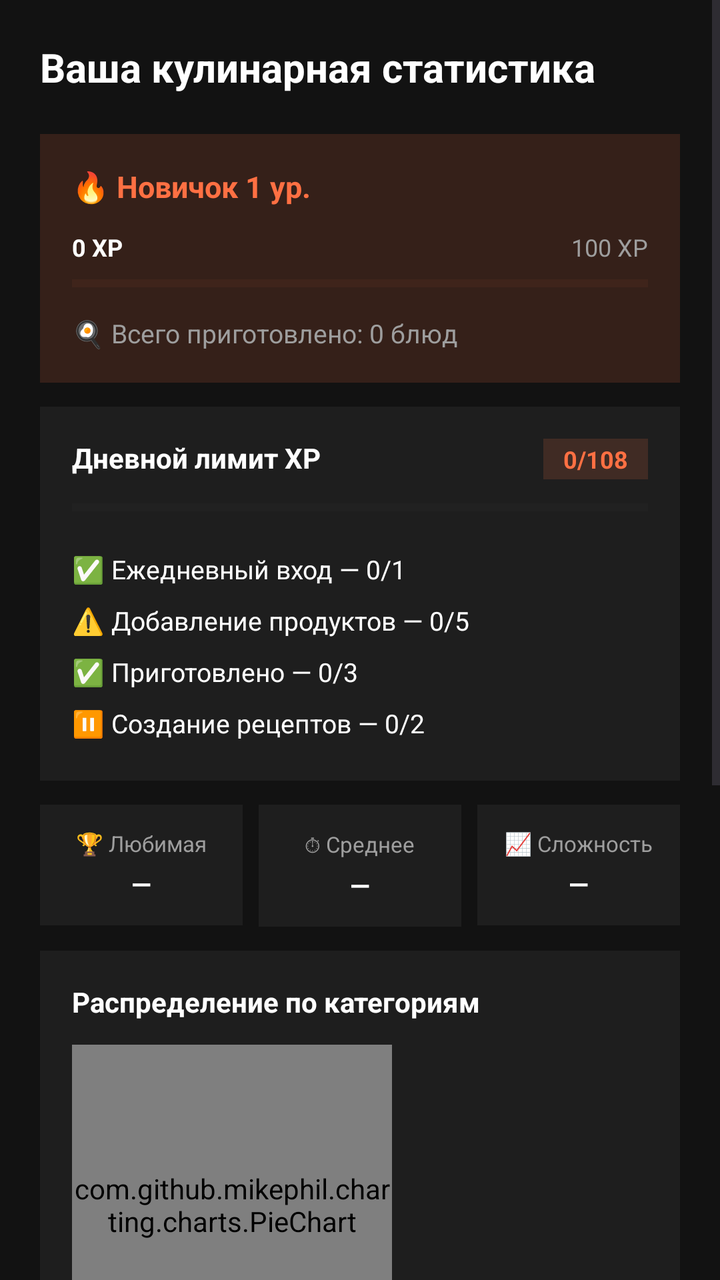
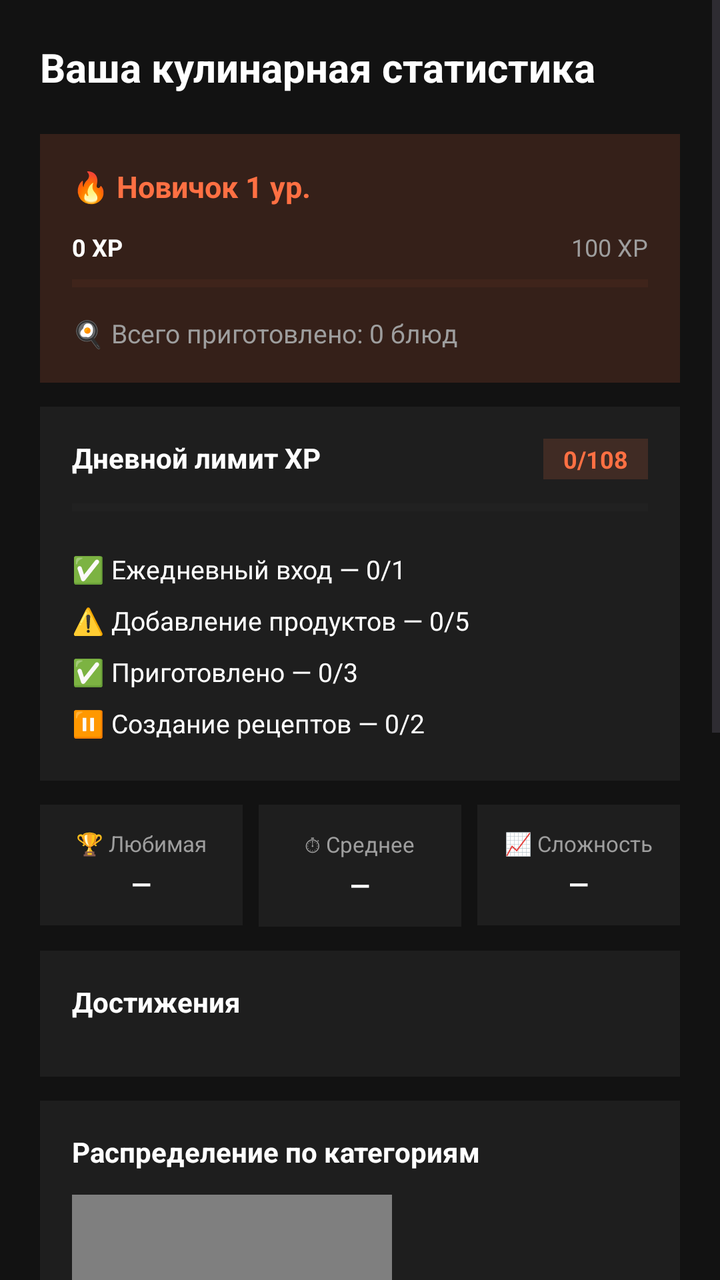

Before-and-after screenshots of an Android layout around one commit, followed by the original layout XML and the change that was made.
<!-- AndroidManifest.xml: application theme Theme.Application -->
<!-- res/layout/fragment_stats.xml -->
<?xml version="1.0" encoding="utf-8"?>
<androidx.constraintlayout.widget.ConstraintLayout
    xmlns:android="http://schemas.android.com/apk/res/android"
    xmlns:app="http://schemas.android.com/apk/res-auto"
    android:layout_width="match_parent"
    android:layout_height="match_parent"
    android:background="#121212">

    <ScrollView
        android:layout_width="0dp"
        android:layout_height="0dp"
        app:layout_constraintTop_toTopOf="parent"
        app:layout_constraintBottom_toBottomOf="parent"
        app:layout_constraintStart_toStartOf="parent"
        app:layout_constraintEnd_toEndOf="parent">

        <LinearLayout
            android:layout_width="match_parent"
            android:layout_height="wrap_content"
            android:orientation="vertical"
            android:paddingBottom="90dp">

            <TextView
                android:layout_width="wrap_content"
                android:layout_height="wrap_content"
                android:layout_margin="20dp"
                android:text="Ваша кулинарная статистика"
                android:textColor="#FFFFFF"
                android:textSize="20sp"
                android:textStyle="bold" />

            
            <LinearLayout
                android:id="@+id/progressCard"
                android:layout_width="match_parent"
                android:layout_height="wrap_content"
                android:layout_marginHorizontal="20dp"
                android:background="#26FF7043"
                android:orientation="vertical"
                android:padding="16dp">

                <TextView
                    android:id="@+id/levelTitle"
                    android:layout_width="wrap_content"
                    android:layout_height="wrap_content"
                    android:text="🔥 Новичок 1 ур."
                    android:textColor="#FF7043"
                    android:textSize="15sp"
                    android:textStyle="bold" />

                <LinearLayout
                    android:layout_width="match_parent"
                    android:layout_height="wrap_content"
                    android:layout_marginTop="12dp"
                    android:orientation="horizontal">

                    <TextView
                        android:id="@+id/levelXpIn"
                        android:layout_width="0dp"
                        android:layout_height="wrap_content"
                        android:layout_weight="1"
                        android:text="0 XP"
                        android:textColor="#FFFFFF"
                        android:textSize="12sp"
                        android:textStyle="bold" />

                    <TextView
                        android:id="@+id/levelXpTotal"
                        android:layout_width="wrap_content"
                        android:layout_height="wrap_content"
                        android:text="100 XP"
                        android:textColor="#9E9E9E"
                        android:textSize="12sp" />
                </LinearLayout>

                <ProgressBar
                    android:id="@+id/levelProgress"
                    style="?android:attr/progressBarStyleHorizontal"
                    android:layout_width="match_parent"
                    android:layout_height="8dp"
                    android:layout_marginTop="6dp"
                    android:max="100"
                    android:progress="0"
                    android:progressTint="#FF7043"
                    android:progressBackgroundTint="#33FF7043" />

                <TextView
                    android:id="@+id/cookedTotal"
                    android:layout_width="wrap_content"
                    android:layout_height="wrap_content"
                    android:layout_marginTop="12dp"
                    android:text="🍳 Всего приготовлено: 0 блюд"
                    android:textColor="#9E9E9E"
                    android:textSize="13sp" />
            </LinearLayout>

            
            <LinearLayout
                android:id="@+id/dailyCard"
                android:layout_width="match_parent"
                android:layout_height="wrap_content"
                android:layout_marginHorizontal="20dp"
                android:layout_marginTop="12dp"
                android:background="#1E1E1E"
                android:orientation="vertical"
                android:padding="16dp">

                <LinearLayout
                    android:layout_width="match_parent"
                    android:layout_height="wrap_content"
                    android:orientation="horizontal">

                    <TextView
                        android:layout_width="0dp"
                        android:layout_height="wrap_content"
                        android:layout_weight="1"
                        android:text="Дневной лимит XP"
                        android:textColor="#FFFFFF"
                        android:textSize="14sp"
                        android:textStyle="bold" />

                    <TextView
                        android:id="@+id/dailyXpBadge"
                        android:layout_width="wrap_content"
                        android:layout_height="wrap_content"
                        android:background="#26FF7043"
                        android:paddingHorizontal="10dp"
                        android:paddingVertical="2dp"
                        android:text="0/108"
                        android:textColor="#FF7043"
                        android:textSize="12sp"
                        android:textStyle="bold" />
                </LinearLayout>

                <ProgressBar
                    android:id="@+id/dailyProgress"
                    style="?android:attr/progressBarStyleHorizontal"
                    android:layout_width="match_parent"
                    android:layout_height="8dp"
                    android:layout_marginTop="10dp"
                    android:max="100"
                    android:progress="0"
                    android:progressTint="#FF7043"
                    android:progressBackgroundTint="#2C2C2C" />

                <LinearLayout
                    android:layout_width="match_parent"
                    android:layout_height="wrap_content"
                    android:layout_marginTop="14dp"
                    android:orientation="vertical">

                    <TextView
                        android:id="@+id/taskLogin"
                        android:layout_width="match_parent"
                        android:layout_height="wrap_content"
                        android:paddingVertical="4dp"
                        android:text="✅ Ежедневный вход — 0/1"
                        android:textColor="#FFFFFF"
                        android:textSize="13sp" />

                    <TextView
                        android:id="@+id/taskProducts"
                        android:layout_width="match_parent"
                        android:layout_height="wrap_content"
                        android:paddingVertical="4dp"
                        android:text="⚠️ Добавление продуктов — 0/5"
                        android:textColor="#FFFFFF"
                        android:textSize="13sp" />

                    <TextView
                        android:id="@+id/taskCooked"
                        android:layout_width="match_parent"
                        android:layout_height="wrap_content"
                        android:paddingVertical="4dp"
                        android:text="✅ Приготовлено — 0/3"
                        android:textColor="#FFFFFF"
                        android:textSize="13sp" />

                    <TextView
                        android:id="@+id/taskCreated"
                        android:layout_width="match_parent"
                        android:layout_height="wrap_content"
                        android:paddingVertical="4dp"
                        android:text="⏸ Создание рецептов — 0/2"
                        android:textColor="#FFFFFF"
                        android:textSize="13sp" />
                </LinearLayout>
            </LinearLayout>

            
            <LinearLayout
                android:layout_width="match_parent"
                android:layout_height="wrap_content"
                android:layout_marginHorizontal="20dp"
                android:layout_marginTop="12dp"
                android:orientation="horizontal">

                <LinearLayout
                    android:layout_width="0dp"
                    android:layout_height="wrap_content"
                    android:layout_weight="1"
                    android:background="#1E1E1E"
                    android:gravity="center"
                    android:orientation="vertical"
                    android:padding="12dp">

                    <TextView
                        android:layout_width="wrap_content"
                        android:layout_height="wrap_content"
                        android:text="🏆 Любимая"
                        android:textColor="#9E9E9E"
                        android:textSize="11sp" />

                    <TextView
                        android:id="@+id/metricCategory"
                        android:layout_width="wrap_content"
                        android:layout_height="wrap_content"
                        android:layout_marginTop="4dp"
                        android:text="—"
                        android:textColor="#FFFFFF"
                        android:textSize="13sp"
                        android:textStyle="bold"
                        android:maxLines="3"
                        android:ellipsize="end"
                        android:gravity="center"/>
                </LinearLayout>

                <LinearLayout
                    android:layout_width="0dp"
                    android:layout_height="wrap_content"
                    android:layout_marginStart="8dp"
                    android:layout_weight="1"
                    android:background="#1E1E1E"
                    android:gravity="center"
                    android:orientation="vertical"
                    android:padding="12dp">

                    <TextView
                        android:layout_width="wrap_content"
                        android:layout_height="wrap_content"
                        android:text="⏱ Среднее"
                        android:textColor="#9E9E9E"
                        android:textSize="11sp" />

                    <TextView
                        android:id="@+id/metricTime"
                        android:layout_width="wrap_content"
                        android:layout_height="wrap_content"
                        android:layout_marginTop="4dp"
                        android:text="—"
                        android:textColor="#FFFFFF"
                        android:textSize="13sp"
                        android:textStyle="bold"
                        android:maxLines="3"
                        android:ellipsize="end"
                        android:gravity="center"/>
                </LinearLayout>

                <LinearLayout
                    android:layout_width="0dp"
                    android:layout_height="wrap_content"
                    android:layout_marginStart="8dp"
                    android:layout_weight="1"
                    android:background="#1E1E1E"
                    android:gravity="center"
                    android:orientation="vertical"
                    android:padding="12dp">

                    <TextView
                        android:layout_width="wrap_content"
                        android:layout_height="wrap_content"
                        android:text="📈 Сложность"
                        android:textColor="#9E9E9E"
                        android:textSize="11sp" />

                    <TextView
                        android:id="@+id/metricComplexity"
                        android:layout_width="wrap_content"
                        android:layout_height="wrap_content"
                        android:layout_marginTop="4dp"
                        android:text="—"
                        android:textColor="#FFFFFF"
                        android:textSize="13sp"
                        android:textStyle="bold"
                        android:maxLines="3"
                        android:ellipsize="end"
                        android:gravity="center"/>
                </LinearLayout>
            </LinearLayout>

            
            <LinearLayout
                android:id="@+id/pieCard"
                android:layout_width="match_parent"
                android:layout_height="wrap_content"
                android:layout_marginHorizontal="20dp"
                android:layout_marginTop="12dp"
                android:background="#1E1E1E"
                android:orientation="vertical"
                android:padding="16dp">

                <TextView
                    android:layout_width="wrap_content"
                    android:layout_height="wrap_content"
                    android:text="Распределение по категориям"
                    android:textColor="#FFFFFF"
                    android:textSize="14sp"
                    android:textStyle="bold" />

                <LinearLayout
                    android:layout_width="match_parent"
                    android:layout_height="wrap_content"
                    android:layout_marginTop="12dp"
                    android:orientation="horizontal">

                    <com.github.mikephil.charting.charts.PieChart
                        android:id="@+id/pieChart"
                        android:layout_width="160dp"
                        android:layout_height="160dp" />

                    <LinearLayout
                        android:id="@+id/pieLegend"
                        android:layout_width="0dp"
                        android:layout_height="wrap_content"
                        android:layout_gravity="center_vertical"
                        android:layout_marginStart="12dp"
                        android:layout_weight="1"
                        android:orientation="vertical" />
                </LinearLayout>
            </LinearLayout>

            
            <LinearLayout
                android:id="@+id/barCard"
                android:layout_width="match_parent"
                android:layout_height="wrap_content"
                android:layout_marginHorizontal="20dp"
                android:layout_marginTop="12dp"
                android:background="#1E1E1E"
                android:orientation="vertical"
                android:padding="16dp">

                <TextView
                    android:layout_width="wrap_content"
                    android:layout_height="wrap_content"
                    android:text="Блюда за последние 7 дней"
                    android:textColor="#FFFFFF"
                    android:textSize="14sp"
                    android:textStyle="bold" />

                <com.github.mikephil.charting.charts.BarChart
                    android:id="@+id/barChart"
                    android:layout_width="match_parent"
                    android:layout_height="180dp"
                    android:layout_marginTop="12dp" />
            </LinearLayout>

            
            <LinearLayout
                android:id="@+id/emptyBlock"
                android:layout_width="match_parent"
                android:layout_height="wrap_content"
                android:layout_marginTop="40dp"
                android:gravity="center"
                android:orientation="vertical"
                android:padding="32dp"
                android:visibility="gone">

                <TextView
                    android:layout_width="wrap_content"
                    android:layout_height="wrap_content"
                    android:text="🍽"
                    android:textSize="56sp" />

                <TextView
                    android:layout_width="wrap_content"
                    android:layout_height="wrap_content"
                    android:layout_marginTop="16dp"
                    android:gravity="center"
                    android:text="Пока вы не приготовили ни одного блюда.\nНачните с поиска!"
                    android:textColor="#9E9E9E"
                    android:textSize="14sp" />
            </LinearLayout>

        </LinearLayout>
    </ScrollView>

</androidx.constraintlayout.widget.ConstraintLayout>
<!-- resources referenced by this layout -->
<resources>
  <style name="Theme.Application" parent="Base.Theme.Application" />
  <style name="Base.Theme.Application" parent="Theme.Material3.DayNight.NoActionBar">
          
          
      </style>
</resources>

<!-- the commit's change to res/layout/fragment_stats.xml (unified diff, before → after) -->
@@ -290,6 +290,33 @@
 
             
             <LinearLayout
+                android:id="@+id/achievementsCard"
+                android:layout_width="match_parent"
+                android:layout_height="wrap_content"
+                android:layout_marginHorizontal="20dp"
+                android:layout_marginTop="12dp"
+                android:background="#1E1E1E"
+                android:orientation="vertical"
+                android:padding="16dp">
+
+                <TextView
+                    android:layout_width="wrap_content"
+                    android:layout_height="wrap_content"
+                    android:text="Достижения"
+                    android:textColor="#FFFFFF"
+                    android:textSize="14sp"
+                    android:textStyle="bold" />
+
+                <LinearLayout
+                    android:id="@+id/achievementsGrid"
+                    android:layout_width="match_parent"
+                    android:layout_height="wrap_content"
+                    android:layout_marginTop="12dp"
+                    android:orientation="vertical" />
+            </LinearLayout>
+
+            
+            <LinearLayout
                 android:id="@+id/pieCard"
                 android:layout_width="match_parent"
                 android:layout_height="wrap_content"
